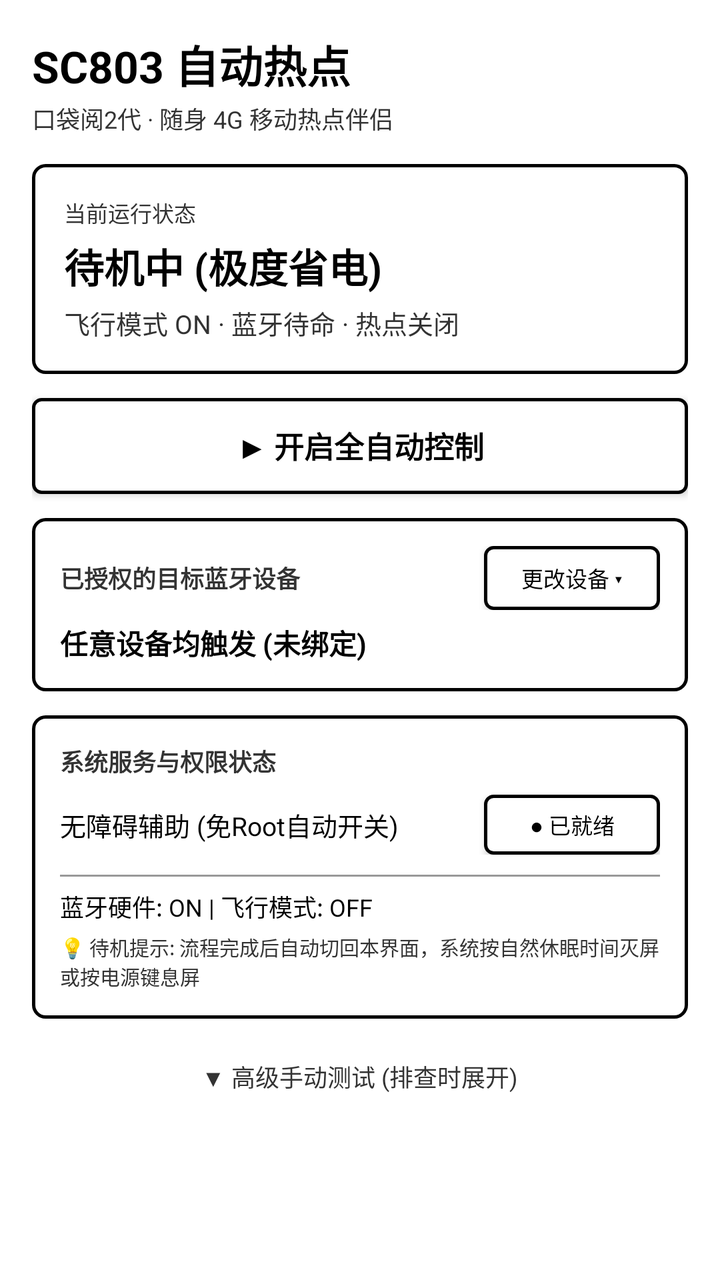
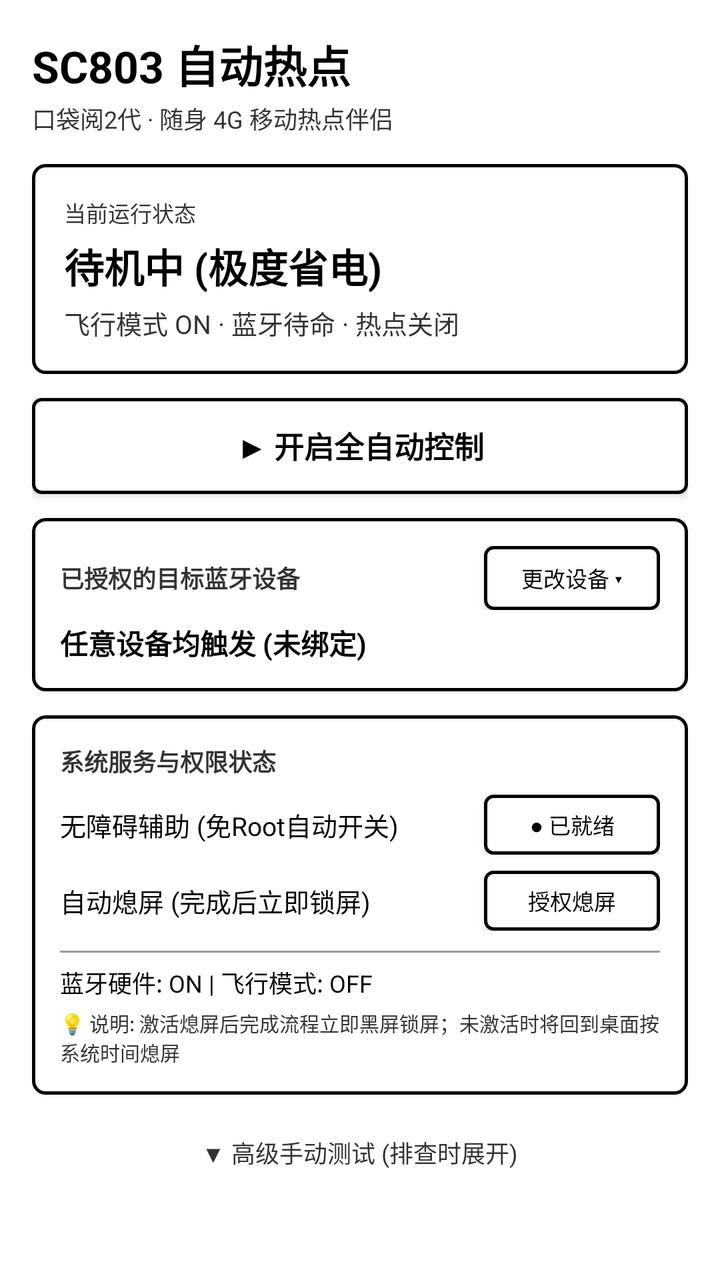

Two renders of the same Android screen: before a commit and after it. Below are the layout's source before the change and the commit's diff.
<!-- AndroidManifest.xml: application theme Theme.SC803Probe -->
<!-- res/layout/activity_main.xml -->
<?xml version="1.0" encoding="utf-8"?>
<ScrollView xmlns:android="http://schemas.android.com/apk/res/android"
    android:layout_width="match_parent"
    android:layout_height="match_parent"
    android:background="@color/white"
    android:fillViewport="true">

    <LinearLayout
        android:layout_width="match_parent"
        android:layout_height="wrap_content"
        android:orientation="vertical"
        android:padding="16dp">

        
        <TextView
            android:layout_width="match_parent"
            android:layout_height="wrap_content"
            android:text="SC803 自动热点"
            android:textColor="@color/black"
            android:textSize="22sp"
            android:textStyle="bold" />

        <TextView
            android:layout_width="match_parent"
            android:layout_height="wrap_content"
            android:text="口袋阅2代 · 随身 4G 移动热点伴侣"
            android:textColor="@color/dark_gray"
            android:textSize="12sp"
            android:layout_marginTop="2dp"
            android:layout_marginBottom="14dp" />

        
        <LinearLayout
            android:layout_width="match_parent"
            android:layout_height="wrap_content"
            android:orientation="vertical"
            android:background="@drawable/card_border"
            android:padding="16dp"
            android:layout_marginBottom="12dp">

            <TextView
                android:layout_width="match_parent"
                android:layout_height="wrap_content"
                android:text="当前运行状态"
                android:textColor="@color/dark_gray"
                android:textSize="11sp" />

            <TextView
                android:id="@+id/tv_hero_status"
                android:layout_width="match_parent"
                android:layout_height="wrap_content"
                android:text="待机中 (极度省电)"
                android:textColor="@color/black"
                android:textSize="20sp"
                android:textStyle="bold"
                android:layout_marginTop="4dp"
                android:layout_marginBottom="4dp" />

            <TextView
                android:id="@+id/tv_hero_detail"
                android:layout_width="match_parent"
                android:layout_height="wrap_content"
                android:text="飞行模式 ON · 蓝牙待命 · 热点关闭"
                android:textColor="@color/dark_gray"
                android:textSize="13sp" />
        </LinearLayout>

        
        <Button
            android:id="@+id/btn_master_auto"
            android:layout_width="match_parent"
            android:layout_height="48dp"
            android:text="▶ 开启全自动控制"
            android:textColor="@color/black"
            android:background="@drawable/btn_border"
            android:textSize="15sp"
            android:textStyle="bold"
            android:layout_marginBottom="12dp" />

        
        <LinearLayout
            android:layout_width="match_parent"
            android:layout_height="wrap_content"
            android:orientation="vertical"
            android:background="@drawable/card_border"
            android:padding="14dp"
            android:layout_marginBottom="12dp">

            <LinearLayout
                android:layout_width="match_parent"
                android:layout_height="wrap_content"
                android:orientation="horizontal"
                android:gravity="center_vertical">

                <TextView
                    android:layout_width="0dp"
                    android:layout_height="wrap_content"
                    android:layout_weight="1"
                    android:text="已授权的目标蓝牙设备"
                    android:textColor="@color/dark_gray"
                    android:textSize="12sp"
                    android:textStyle="bold" />

                <Button
                    android:id="@+id/btn_edit_devices"
                    android:layout_width="wrap_content"
                    android:layout_height="32dp"
                    android:text="更改设备 ▾"
                    android:textColor="@color/black"
                    android:background="@drawable/btn_border"
                    android:textSize="11sp"
                    android:paddingLeft="10dp"
                    android:paddingRight="10dp" />
            </LinearLayout>

            <TextView
                android:id="@+id/tv_target_devices"
                android:layout_width="match_parent"
                android:layout_height="wrap_content"
                android:text="任意设备均触发 (未绑定)"
                android:textColor="@color/black"
                android:textSize="14sp"
                android:textStyle="bold"
                android:layout_marginTop="6dp" />
        </LinearLayout>

        
        <LinearLayout
            android:layout_width="match_parent"
            android:layout_height="wrap_content"
            android:orientation="vertical"
            android:background="@drawable/card_border"
            android:padding="14dp"
            android:layout_marginBottom="14dp">

            <TextView
                android:layout_width="match_parent"
                android:layout_height="wrap_content"
                android:text="系统服务与权限状态"
                android:textColor="@color/dark_gray"
                android:textSize="12sp"
                android:textStyle="bold"
                android:layout_marginBottom="8dp" />

            
            <LinearLayout
                android:layout_width="match_parent"
                android:layout_height="wrap_content"
                android:orientation="horizontal"
                android:gravity="center_vertical"
                android:layout_marginBottom="8dp">

                <TextView
                    android:layout_width="0dp"
                    android:layout_height="wrap_content"
                    android:layout_weight="1"
                    android:text="无障碍辅助 (免Root自动开关)"
                    android:textColor="@color/black"
                    android:textSize="13sp" />

                <Button
                    android:id="@+id/btn_acc_action"
                    android:layout_width="wrap_content"
                    android:layout_height="30dp"
                    android:text="● 已就绪"
                    android:textColor="@color/black"
                    android:background="@drawable/btn_border"
                    android:textSize="11sp"
                    android:paddingLeft="10dp"
                    android:paddingRight="10dp" />
            </LinearLayout>

            <View
                android:layout_width="match_parent"
                android:layout_height="1dp"
                android:background="@color/divider_color"
                android:layout_marginTop="2dp"
                android:layout_marginBottom="6dp" />

            
            <TextView
                android:id="@+id/tv_hw_state"
                android:layout_width="match_parent"
                android:layout_height="wrap_content"
                android:text="蓝牙硬件: ON | 飞行模式: OFF"
                android:textColor="@color/black"
                android:textSize="12sp" />

            
            <TextView
                android:layout_width="match_parent"
                android:layout_height="wrap_content"
                android:text="💡 待机提示: 流程完成后自动切回本界面，系统按自然休眠时间灭屏或按电源键息屏"
                android:textColor="@color/dark_gray"
                android:textSize="10sp"
                android:layout_marginTop="4dp" />
        </LinearLayout>

        
        <TextView
            android:id="@+id/tv_toggle_advanced"
            android:layout_width="wrap_content"
            android:layout_height="wrap_content"
            android:text="▼ 高级手动测试 (排查时展开)"
            android:textColor="@color/dark_gray"
            android:textSize="12sp"
            android:padding="6dp"
            android:layout_gravity="center_horizontal"
            android:layout_marginBottom="6dp" />

        <LinearLayout
            android:id="@+id/layout_advanced_controls"
            android:layout_width="match_parent"
            android:layout_height="wrap_content"
            android:orientation="vertical"
            android:background="@drawable/card_border"
            android:padding="10dp"
            android:layout_marginBottom="16dp"
            android:visibility="gone">

            <LinearLayout
                android:layout_width="match_parent"
                android:layout_height="wrap_content"
                android:orientation="horizontal"
                android:layout_marginBottom="4dp">

                <Button
                    android:id="@+id/btn_test_airplane_off"
                    android:layout_width="0dp"
                    android:layout_height="32dp"
                    android:layout_weight="1"
                    android:text="退出飞行"
                    android:textColor="@color/black"
                    android:textSize="11sp"
                    android:background="@drawable/btn_border"
                    android:layout_marginEnd="3dp" />

                <Button
                    android:id="@+id/btn_test_airplane_on"
                    android:layout_width="0dp"
                    android:layout_height="32dp"
                    android:layout_weight="1"
                    android:text="进入飞行"
                    android:textColor="@color/black"
                    android:textSize="11sp"
                    android:background="@drawable/btn_border"
                    android:layout_marginStart="3dp" />
            </LinearLayout>

            <LinearLayout
                android:layout_width="match_parent"
                android:layout_height="wrap_content"
                android:orientation="horizontal">

                <Button
                    android:id="@+id/btn_test_hotspot_on"
                    android:layout_width="0dp"
                    android:layout_height="32dp"
                    android:layout_weight="1"
                    android:text="开热点"
                    android:textColor="@color/black"
                    android:textSize="11sp"
                    android:background="@drawable/btn_border"
                    android:layout_marginEnd="2dp" />

                <Button
                    android:id="@+id/btn_test_hotspot_off"
                    android:layout_width="0dp"
                    android:layout_height="32dp"
                    android:layout_weight="1"
                    android:text="关热点"
                    android:textColor="@color/black"
                    android:textSize="11sp"
                    android:background="@drawable/btn_border"
                    android:layout_marginStart="2dp"
                    android:layout_marginEnd="2dp" />

                <Button
                    android:id="@+id/btn_test_bt_on"
                    android:layout_width="0dp"
                    android:layout_height="32dp"
                    android:layout_weight="1"
                    android:text="开蓝牙"
                    android:textColor="@color/black"
                    android:textSize="11sp"
                    android:background="@drawable/btn_border"
                    android:layout_marginStart="2dp" />
            </LinearLayout>
        </LinearLayout>

    </LinearLayout>
</ScrollView>
<!-- resources referenced by this layout -->
<resources>
  <color name="black">#000000</color>
  <color name="dark_gray">#333333</color>
  <color name="divider_color">#999999</color>
  <color name="white">#FFFFFF</color>
  <!-- drawable btn_border (drawable) -->
  <?xml version="1.0" encoding="utf-8"?>
  <ripple xmlns:android="http://schemas.android.com/apk/res/android"
      android:color="@color/light_gray">
      <item>
          <shape android:shape="rectangle">
              <solid android:color="@color/white" />
              <stroke
                  android:width="1.5dp"
                  android:color="@color/black" />
              <corners android:radius="4dp" />
              <padding
                  android:left="8dp"
                  android:top="6dp"
                  android:right="8dp"
                  android:bottom="6dp" />
          </shape>
      </item>
  </ripple>
  <!-- drawable card_border (drawable) -->
  <?xml version="1.0" encoding="utf-8"?>
  <shape xmlns:android="http://schemas.android.com/apk/res/android"
      android:shape="rectangle">
      <solid android:color="@color/white" />
      <stroke
          android:width="1.5dp"
          android:color="@color/black" />
      <corners android:radius="6dp" />
  </shape>
  <style name="Theme.SC803Probe" parent="Theme.AppCompat.Light.NoActionBar">
          <item name="colorPrimary">@color/black</item>
          <item name="colorPrimaryDark">@color/black</item>
          <item name="colorAccent">@color/black</item>
          <item name="android:windowBackground">@color/white</item>
          <item name="android:textColor">@color/black</item>
      </style>
  <color name="light_gray">#E0E0E0</color>
</resources>

<!-- the commit's change to res/layout/activity_main.xml (unified diff, before → after) -->
@@ -170,6 +170,34 @@
                     android:paddingRight="10dp" />
             </LinearLayout>
 
+            
+            <LinearLayout
+                android:layout_width="match_parent"
+                android:layout_height="wrap_content"
+                android:orientation="horizontal"
+                android:gravity="center_vertical"
+                android:layout_marginBottom="8dp">
+
+                <TextView
+                    android:layout_width="0dp"
+                    android:layout_height="wrap_content"
+                    android:layout_weight="1"
+                    android:text="自动熄屏 (完成后立即锁屏)"
+                    android:textColor="@color/black"
+                    android:textSize="13sp" />
+
+                <Button
+                    android:id="@+id/btn_admin_action"
+                    android:layout_width="wrap_content"
+                    android:layout_height="30dp"
+                    android:text="授权熄屏"
+                    android:textColor="@color/black"
+                    android:background="@drawable/btn_border"
+                    android:textSize="11sp"
+                    android:paddingLeft="10dp"
+                    android:paddingRight="10dp" />
+            </LinearLayout>
+
             <View
                 android:layout_width="match_parent"
                 android:layout_height="1dp"
@@ -190,7 +218,7 @@
             <TextView
                 android:layout_width="match_parent"
                 android:layout_height="wrap_content"
-                android:text="💡 待机提示: 流程完成后自动切回本界面，系统按自然休眠时间灭屏或按电源键息屏"
+                android:text="💡 说明: 激活熄屏后完成流程立即黑屏锁屏；未激活时将回到桌面按系统时间熄屏"
                 android:textColor="@color/dark_gray"
                 android:textSize="10sp"
                 android:layout_marginTop="4dp" />
